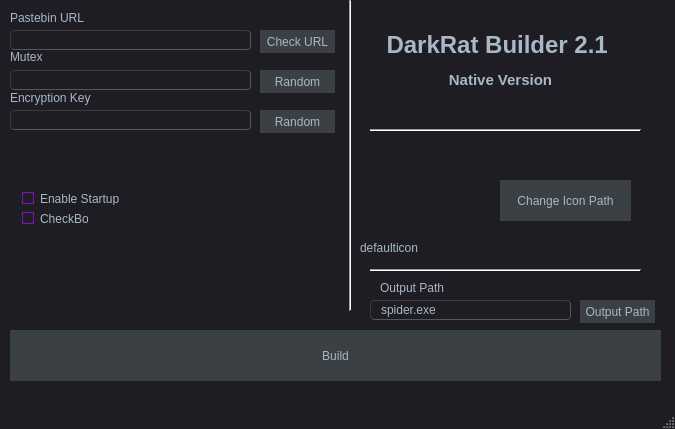
Qt form DarkRatUIBuilderNative/DarkRatCrypterUI/DarkRatCrypterUI.ui (667-fluPE/darkrat) before a commit.
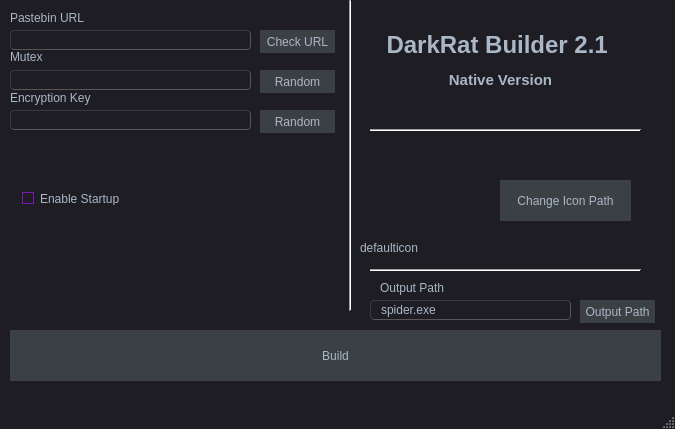
The same form after that commit.

```diff
--- a/DarkRatUIBuilderNative/DarkRatCrypterUI/DarkRatCrypterUI.ui
+++ b/DarkRatUIBuilderNative/DarkRatCrypterUI/DarkRatCrypterUI.ui
@@ -648,19 +648,6 @@
      <string>Output Path</string>
     </property>
    </widget>
-   <widget class="QCheckBox" name="checkBox">
-    <property name="geometry">
-     <rect>
-      <x>20</x>
-      <y>210</y>
-      <width>70</width>
-      <height>17</height>
-     </rect>
-    </property>
-    <property name="text">
-     <string>CheckBox</string>
-    </property>
-   </widget>
    <widget class="QPushButton" name="gen_mutex_2">
     <property name="geometry">
      <rect>
```
Left out of the diff: 2 changed lines with no effect on the pictures.
